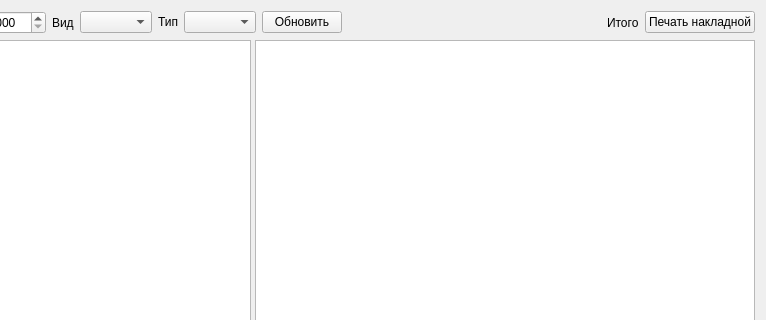
Before: the Qt Designer form formnaklpodt.ui in Sergeyego/wire_pr, drawn with Qt 5; both pictures show x 198 to 964 and y 0 to 320 of the 964 by 693 pixel window.
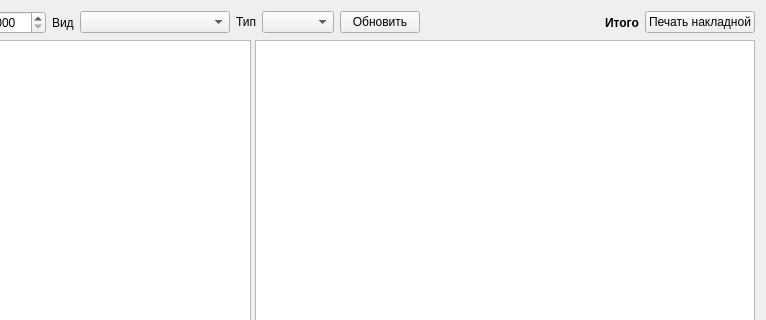
After: the same form once the commit is applied. Custom widgets are drawn as their Qt base class.

What changed in the file:
```diff
--- a/formnaklpodt.ui
+++ b/formnaklpodt.ui
@@ -56,7 +56,14 @@
       </widget>
      </item>
      <item>
-      <widget class="QComboBox" name="comboBoxVid"/>
+      <widget class="QComboBox" name="comboBoxVid">
+       <property name="minimumSize">
+        <size>
+         <width>150</width>
+         <height>0</height>
+        </size>
+       </property>
+      </widget>
      </item>
      <item>
       <widget class="QLabel" name="label_3">
@@ -96,6 +103,12 @@
      </item>
      <item>
       <widget class="QLabel" name="labelItogo">
+       <property name="font">
+        <font>
+         <weight>75</weight>
+         <bold>true</bold>
+        </font>
+       </property>
        <property name="text">
         <string>Итого</string>
        </property>
```
